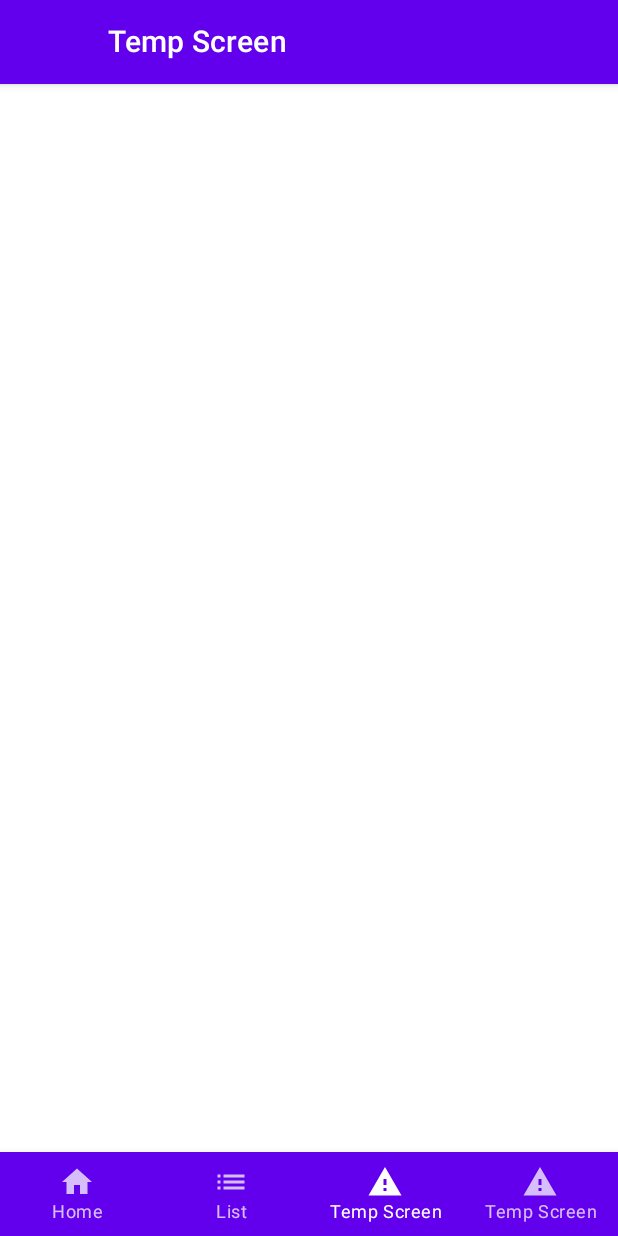
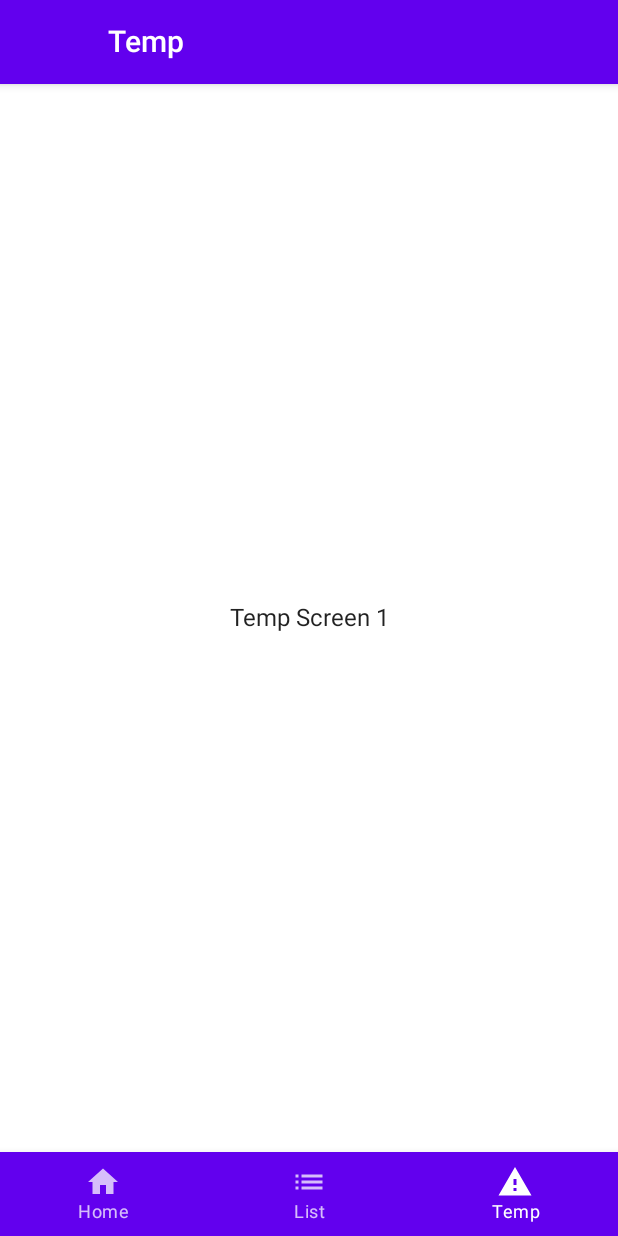
Before and after one commit to Haldarys/AppCarnetVacance, an Android app built with Jetpack Compose: the screen it shows after launch (MainActivity), item 3 of the bottom bar chosen, on a phone screen of 412 x 824 dp. Run offline under Robolectric (Android 15) with nearby library versions, the phone set to English and light mode, and no system bars; our stand-ins replace window size class.

Commit message:
Ajout d'un minimum de contenu sur tout les écrans

```diff
--- a/app/src/main/java/fr/haldarys/appprojet/ui/screens/AppScreen.kt
+++ b/app/src/main/java/fr/haldarys/appprojet/ui/screens/AppScreen.kt
@@ -22,14 +22,12 @@ sealed class Screen(val route: String, @StringRes val resourceId: Int, val icon
     object Home : Screen("home", R.string.Home, Icons.Filled.Home)
     object List : Screen("list", R.string.List, Icons.Filled.List)
     object TempScreen1 : Screen("temp_screen_1", R.string.TempScreen, Icons.Filled.Warning)
-    object TempScreen2 : Screen("temp_screen_2", R.string.TempScreen, Icons.Filled.Warning)
 }
 
 val MainScreens = listOf(
     Screen.Home,
     Screen.List,
     Screen.TempScreen1,
-    Screen.TempScreen2
 )
 
 @Composable
@@ -112,7 +110,6 @@ fun AppScreen(modifier: Modifier = Modifier){
             composable(Screen.Home.route) { Home(navController) }
             composable(Screen.List.route) { List(navController) }
             composable(Screen.TempScreen1.route) { TempScreen1(navController) }
-            composable(Screen.TempScreen2.route) { TempScreen2(navController) }
         }
     }
 }
--- a/app/src/main/java/fr/haldarys/appprojet/ui/screens/HomeScreen.kt
+++ b/app/src/main/java/fr/haldarys/appprojet/ui/screens/HomeScreen.kt
@@ -1,9 +1,31 @@
 package fr.haldarys.appprojet.ui.screens
 
-import androidx.compose.runtime.Composable
+import androidx.compose.foundation.layout.*
+import androidx.compose.material.Button
 import androidx.navigation.NavController
+import androidx.compose.material.Text
+import androidx.compose.runtime.*
+import androidx.compose.ui.Alignment
+import androidx.compose.ui.Modifier
+import androidx.compose.ui.unit.dp
 
 @Composable
 fun Home(navController: NavController){
+    var result by remember {
+        mutableStateOf(0)
+    }
 
+    Column(
+        modifier = Modifier
+            .fillMaxSize()
+            .wrapContentSize(Alignment.Center),
+        horizontalAlignment = Alignment.CenterHorizontally,
+    ) {
+        Text(text = "$result")
+        Button(onClick = {
+            result = (0..100).random()
+        }) {
+            Text(text = "Clique moi !")
+        }
+    }
 }
--- a/app/src/main/java/fr/haldarys/appprojet/ui/screens/TempScreen1.kt
+++ b/app/src/main/java/fr/haldarys/appprojet/ui/screens/TempScreen1.kt
@@ -1,9 +1,22 @@
 package fr.haldarys.appprojet.ui.screens
 
+import androidx.compose.foundation.layout.Column
+import androidx.compose.foundation.layout.fillMaxSize
+import androidx.compose.foundation.layout.wrapContentSize
+import androidx.compose.material.Text
 import androidx.compose.runtime.Composable
+import androidx.compose.ui.Alignment
+import androidx.compose.ui.Modifier
 import androidx.navigation.NavController
 
 @Composable
 fun TempScreen1(navController: NavController){
-
+    Column(
+        modifier = Modifier
+            .fillMaxSize()
+            .wrapContentSize(Alignment.Center),
+        horizontalAlignment = Alignment.CenterHorizontally,
+    ) {
+        Text(text = "Temp Screen 1")
+    }
 }
--- a/app/src/main/res/values/strings.xml
+++ b/app/src/main/res/values/strings.xml
@@ -2,5 +2,5 @@
     <string name="app_name">AppProjet</string>
     <string name="Home">Home</string>
     <string name="List">List</string>
-    <string name="TempScreen">Temp Screen</string>
+    <string name="TempScreen">Temp</string>
 </resources>
```
Also changed, not shown: app/src/main/java/fr/haldarys/appprojet/MainActivity.kt (+1 -23 lines), app/src/main/java/fr/haldarys/appprojet/ui/screens/ListScreen.kt (+15 -1 lines), app/src/main/java/fr/haldarys/appprojet/ui/screens/TempScreen2.kt (deleted, +0 -9 lines).
